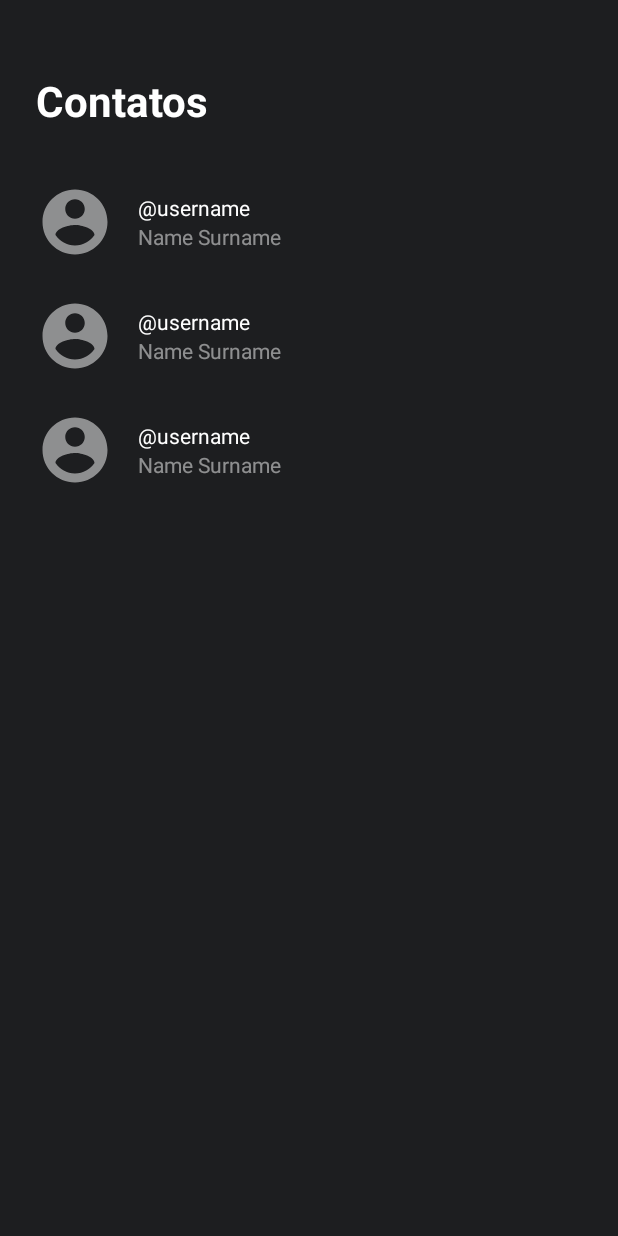
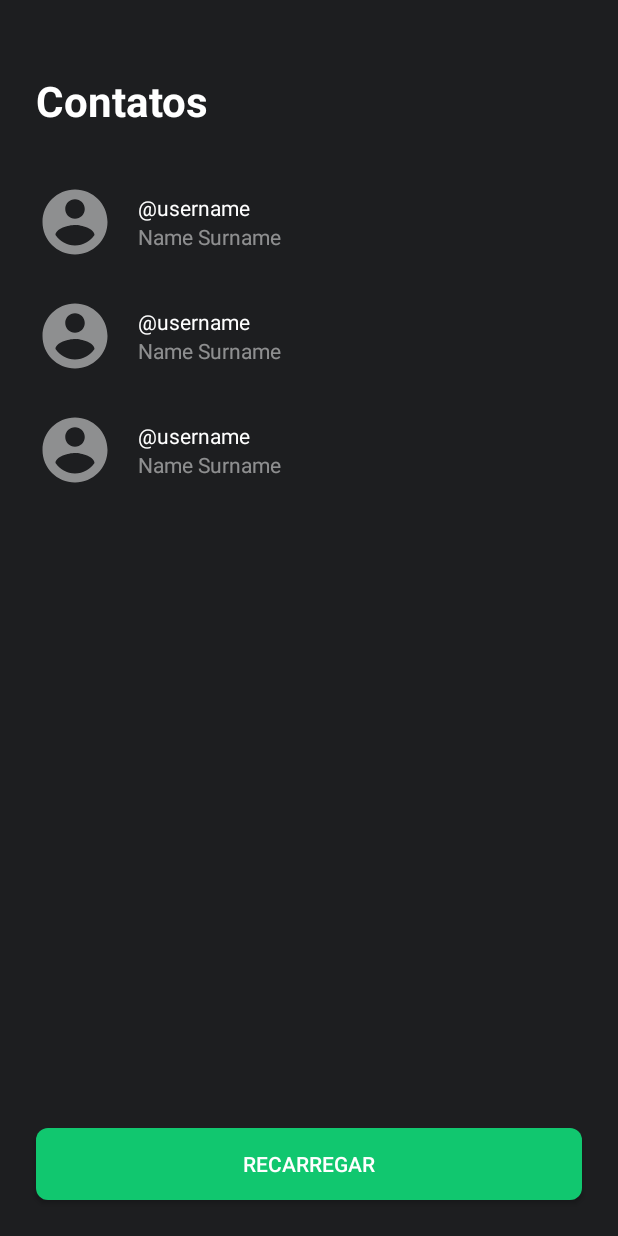
Before and after one commit to wellyngson/challenge-picpay, an Android app: the layout fragment_home.xml on its own in the app's theme, with its tools: preview values and no code run, on a phone screen of 412 x 824 dp. Run offline under Robolectric (Android 15) with nearby library versions, the phone set to English and light mode, and no system bars.

Commit message:
Last adjust

```diff
--- a/app/src/main/java/challenge/picpay/di/ServiceModule.kt
+++ b/app/src/main/java/challenge/picpay/di/ServiceModule.kt
@@ -1,8 +1,8 @@
 package challenge.picpay.di
 
+import challenge.picpay.data.repository.UserRepositoryImpl
 import challenge.picpay.data.repository.datasource.local.UserLocalDataSource
 import challenge.picpay.data.repository.datasource.remote.UserRemoteDataSource
-import challenge.picpay.data.repository.UserRepositoryImpl
 import challenge.picpay.data.service.PicPayService
 import dagger.Module
 import dagger.Provides
--- /dev/null
+++ b/app/src/main/res/drawable/background_button_reload.xml
@@ -0,0 +1,9 @@
+<?xml version="1.0" encoding="utf-8"?>
+<ripple android:color="@color/white" xmlns:android="http://schemas.android.com/apk/res/android">
+    <item>
+        <shape>
+            <solid android:color="@color/colorAccent" />
+            <corners android:radius="8dp"/>
+        </shape>
+    </item>
+</ripple>
--- a/app/src/main/res/layout/fragment_home.xml
+++ b/app/src/main/res/layout/fragment_home.xml
@@ -26,11 +26,45 @@
         android:layout_marginTop="24dp"
         android:overScrollMode="never"
         app:layoutManager="androidx.recyclerview.widget.LinearLayoutManager"
-        app:layout_constraintBottom_toBottomOf="parent"
+        app:layout_constraintBottom_toTopOf="@id/try_again"
         app:layout_constraintEnd_toEndOf="parent"
         app:layout_constraintStart_toStartOf="parent"
         app:layout_constraintTop_toBottomOf="@id/title"
         tools:listitem="@layout/list_item_user" />
+
+    <Button
+        android:id="@+id/try_again"
+        android:layout_width="match_parent"
+        android:layout_height="wrap_content"
+        android:layout_margin="24dp"
+        android:background="@drawable/background_button_reload"
+        android:text="@string/reload"
+        android:textColor="@color/white"
+        app:layout_constraintBottom_toBottomOf="parent"
+        app:layout_constraintEnd_toEndOf="parent"
+        app:layout_constraintStart_toStartOf="parent" />
+
+    <FrameLayout
+        android:id="@+id/error_container"
+        android:layout_width="wrap_content"
+        android:layout_height="wrap_content"
+        android:visibility="gone"
+        app:layout_constraintBottom_toTopOf="@id/try_again"
+        app:layout_constraintEnd_toEndOf="parent"
+        app:layout_constraintStart_toStartOf="parent"
+        app:layout_constraintTop_toBottomOf="@id/title">
+
+        <TextView
+            style="@style/ScreenTitleTextView"
+            android:layout_width="wrap_content"
+            android:layout_height="wrap_content"
+            android:padding="48dp"
+            android:text="@string/there_was_a_problem"
+            android:textAlignment="center"
+            android:textColor="@color/white"
+            android:textSize="20sp" />
+
+    </FrameLayout>
 
     <ProgressBar
         android:id="@+id/loading"
--- a/app/src/main/res/values/strings.xml
+++ b/app/src/main/res/values/strings.xml
@@ -2,4 +2,6 @@
     <string name="app_name">PicPay</string>
     <string name="title">Contatos</string>
     <string name="error">Ocorreu um erro. Tente novamente.</string>
+    <string name="reload">Recarregar</string>
+    <string name="there_was_a_problem">Ocorreu um problema. Por favor, tente novamente.</string>
 </resources>
```
Also changed, not shown: app/src/main/java/challenge/picpay/data/repository/UserRepositoryImpl.kt (+8 -4 lines), app/src/main/java/challenge/picpay/ui/home/HomeFragment.kt (+43 -6 lines), app/src/main/java/challenge/picpay/ui/home/HomeViewModel.kt (+6 -6 lines), 1 other file.
